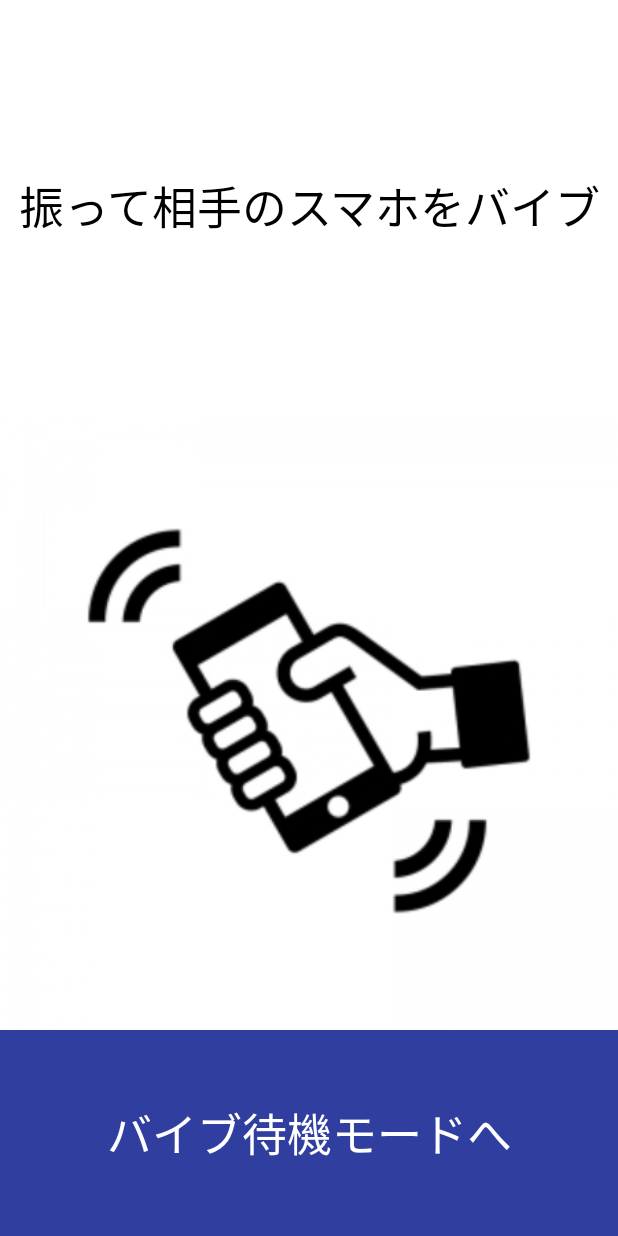
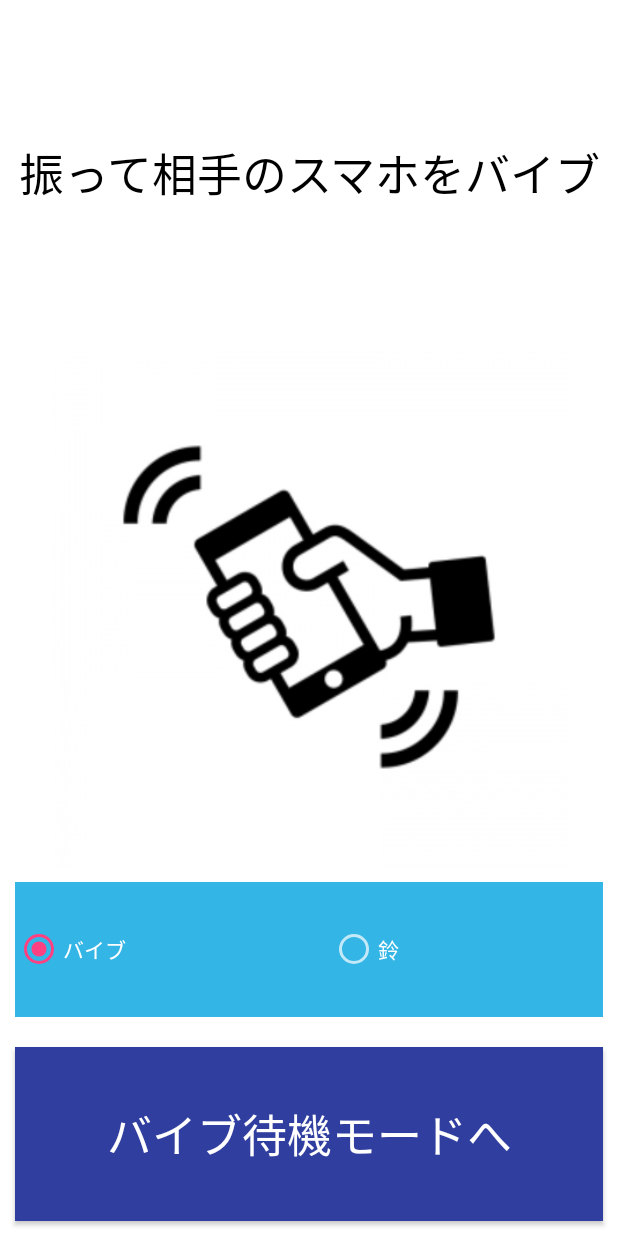
Before and after one commit to Masatsuna/ShakeandVibration, an Android app: the screen it shows after launch (MainActivity), on a phone screen of 412 x 824 dp. Run offline under Robolectric (Android 15) with nearby library versions, the phone set to English and light mode, and no system bars.

Commit message:
バイブと鈴の切り替えの実装

```diff
--- a/app/src/main/res/layout/activity_main.xml
+++ b/app/src/main/res/layout/activity_main.xml
@@ -12,7 +12,7 @@
         android:id="@+id/textview"
         android:layout_width="match_parent"
         android:layout_height="0dp"
-        android:layout_weight="2"
+        android:layout_weight="4"
         android:gravity="center"
         android:text="@string/shake"
         android:textColor="@android:color/background_dark"
@@ -23,14 +23,44 @@
         android:id="@+id/imageview"
         android:layout_width="match_parent"
         android:layout_height="0dp"
-        android:layout_weight="3"
+        android:layout_weight="6"
         app:srcCompat="@drawable/shake"
-        android:gravity="center"/>
+        android:gravity="center"
+        android:contentDescription="" />
+
+    <RadioGroup
+        android:id="@+id/radioGroup"
+        android:layout_width="match_parent"
+        android:layout_height="wrap_content"
+        android:layout_margin="10dp"
+        android:layout_weight="1"
+        android:background="@android:color/holo_blue_light"
+        android:checkedButton="@+id/radioButton"
+        android:gravity="center_vertical"
+        android:orientation="horizontal">
+
+        <RadioButton
+            android:id="@+id/radioButton"
+            android:layout_width="wrap_content"
+            android:layout_height="wrap_content"
+            android:layout_weight="1"
+            android:text="バイブ" />
+
+        <RadioButton
+            android:id="@+id/radioButton2"
+            android:layout_width="wrap_content"
+            android:layout_height="wrap_content"
+            android:layout_weight="1"
+            android:text="鈴" />
+
+    </RadioGroup>
 
     <Button
+        android:id="@+id/button"
         android:layout_width="match_parent"
         android:layout_height="0dp"
-        android:layout_weight="1"
+        android:layout_margin="10dp"
+        android:layout_weight="2"
         android:background="?attr/actionModeSplitBackground"
         android:clickable="true"
         android:gravity="center"
--- a/app/src/main/res/layout/activity_receive.xml
+++ b/app/src/main/res/layout/activity_receive.xml
@@ -33,6 +33,7 @@
     <Button
         android:layout_width="match_parent"
         android:layout_height="0dp"
+        android:layout_margin="10dp"
         android:layout_weight="1"
         android:background="?attr/actionModeSplitBackground"
         android:clickable="true"
```
Also changed, not shown: app/src/main/java/com/example/masatsuna/shakeandvibration/MainActivity.java (+26 -2 lines), app/src/main/java/com/example/masatsuna/shakeandvibration/ReceiveActivity.java (+25 -2 lines), 1 other file.
